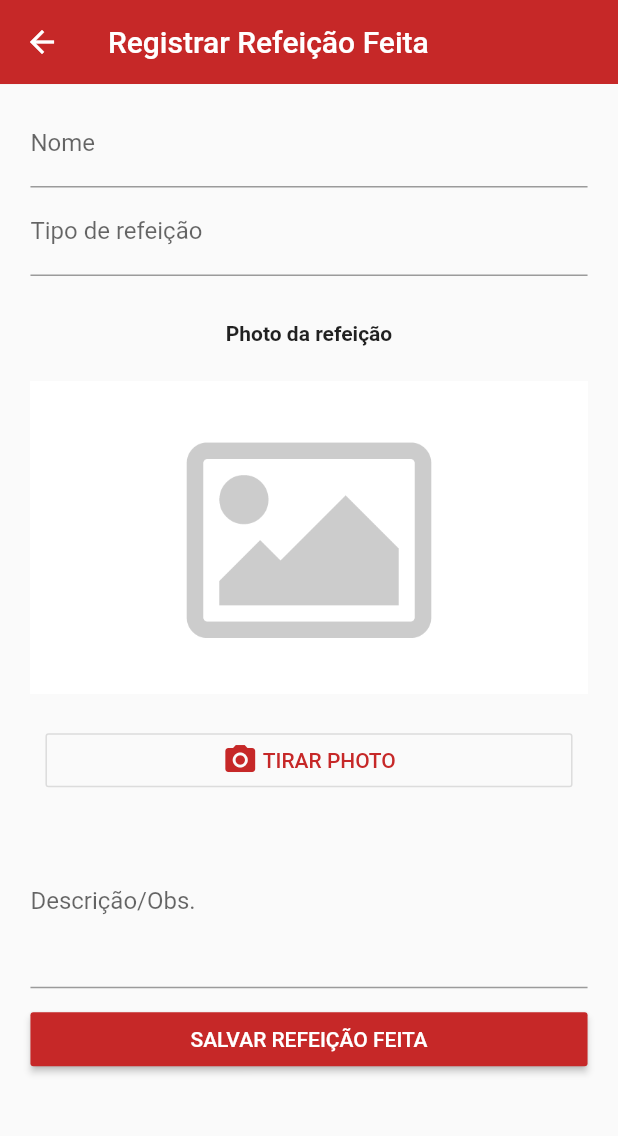
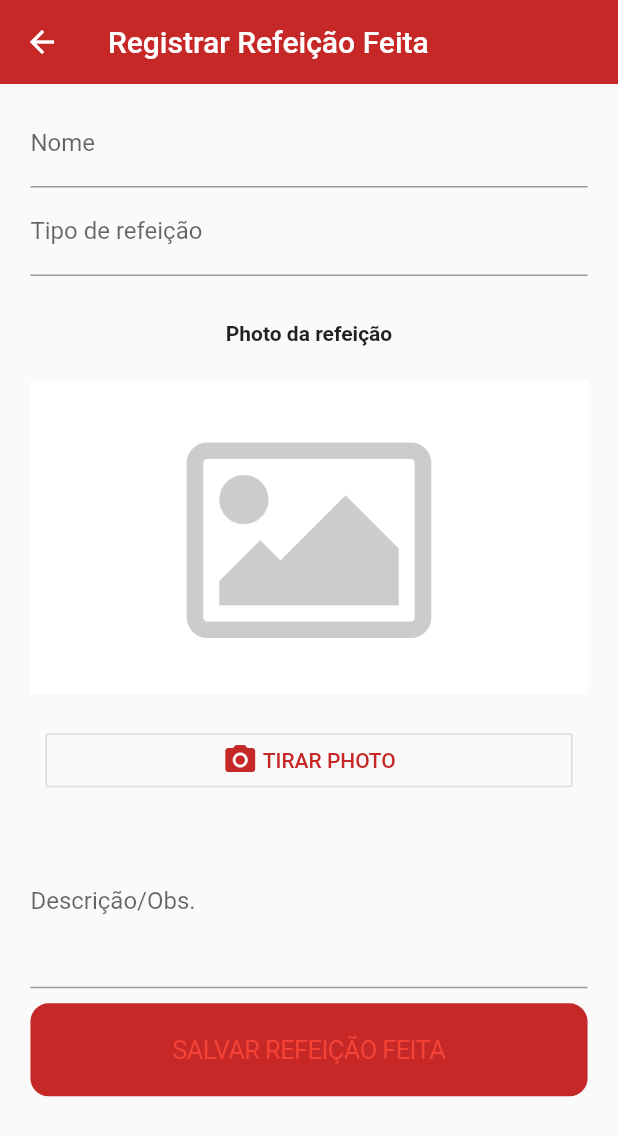
Before and after one commit to fabioranieri/my_meals_flutter_app, a Flutter app: the screen it shows after launch, tab 2 chosen, after a tap on the "add" icon, on a phone screen of 412 x 824 dp. Shown: the top 1136 px of the screen. Run offline on Flutter 3.47's test engine with Material 2 defaults, Android fonts, the phone set to English and light mode, and no system bars; our stand-ins replace camera; missing offline and left inert: better_uuid; network calls fail; Roboto replaces fonts that are missing (Montserrat).

Commit message:
Implemented loading, inputText and button using Cupertino iOS Style

```diff
--- /dev/null
+++ b/lib/common_widget/custom_button.dart
@@ -0,0 +1,32 @@
+import '../main.dart';
+import 'package:flutter/cupertino.dart';
+import 'package:flutter/material.dart';
+
+class CustomButton extends StatelessWidget {
+  const CustomButton({
+    this.child,
+    this.onPressed,
+    Key key,
+  }) : super(key: key);
+
+  final Widget child;
+  final VoidCallback onPressed;
+
+  @override
+  Widget build(BuildContext context) {
+    if (!isIOS) {
+      return CupertinoButton(
+        child: child,
+        onPressed: onPressed,
+        color: Theme.of(context).primaryColor,
+      );
+    } else {
+      return RaisedButton(
+        color: Theme.of(context).primaryColor,
+        textColor: Colors.white,
+        child: child,
+        onPressed: onPressed,
+      );
+    }
+  }
+}
--- a/lib/shared_state/loading.dart
+++ b/lib/common_widget/loading.dart
@@ -1,8 +1,16 @@
+import 'package:flutter/cupertino.dart';
 import 'package:flutter/material.dart';
+import '../main.dart';
 
 class Loading extends StatelessWidget {
   @override
   Widget build(BuildContext context) {
+    if (!isIOS) {
+      return Center(
+          key: ValueKey('loadingIndicator'),
+          child: CupertinoActivityIndicator()
+      );
+    }
     return Center(
         key: ValueKey('loadingIndicator'),
         child: CircularProgressIndicator()
--- a/lib/main.dart
+++ b/lib/main.dart
@@ -6,6 +6,11 @@ import 'package:my_meals_flutter_app/screen/tab_bar.dart';
 import 'package:my_meals_flutter_app/screen/take_picture_screen.dart';
 import 'package:my_meals_flutter_app/shared_state/meal_list.dart';
 import 'package:my_meals_flutter_app/shared_state/my_meal_list.dart';
+import 'package:flutter/foundation.dart' as foundation;
+
+import 'common_widget/custom_app.dart';
+
+bool get isIOS => foundation.defaultTargetPlatform == TargetPlatform.iOS;
 
 void main() {
   runApp(
--- a/lib/screen/meal_details_screen/meal_details_save_form.dart
+++ b/lib/screen/meal_details_screen/meal_details_save_form.dart
@@ -1,8 +1,12 @@
+import 'package:flutter/cupertino.dart';
 import 'package:flutter/material.dart';
+import 'package:my_meals_flutter_app/common_widget/custom_button.dart';
 import 'package:my_meals_flutter_app/model/meal.dart';
 import 'package:my_meals_flutter_app/screen/take_picture_screen.dart';
 import 'package:camera/camera.dart';
 import 'package:my_meals_flutter_app/common_widget/meal_photo.dart';
+
+import '../../main.dart';
 
 class MealDetailsSaveForm extends StatelessWidget {
   final Meal meal;
@@ -62,11 +66,16 @@ class MealDetailsSaveForm extends StatelessWidget {
 
   Widget _buildDescriptionTextField() {
     return Container(
-      child: TextFormField(
+      child: isIOS ?
+      CupertinoTextField(
+        placeholder: 'Descrição/Obs.',
+        maxLines: 4,
+        onSubmitted: (String value) { _formData.description = value;},
+      ) : TextFormField(
         //focusNode: _descriptionFocusNode,
         decoration: InputDecoration(
-            labelText: 'Descrição/Obs.',
-            // icon: Icon(Icons.description)
+          labelText: 'Descrição/Obs.',
+          // icon: Icon(Icons.description)
         ),
         initialValue: meal == null ? '' : meal.description,
         maxLines: 4,
@@ -130,6 +139,17 @@ class MealDetailsSaveForm extends StatelessWidget {
     setMealPhoto(result);
   }
 
+  Widget _saveButton(BuildContext context) {
+    return CustomButton(
+      child: Container(
+        color: Theme.of(context).primaryColor,
+        padding: EdgeInsets.all(5.0),
+        child: Text('SALVAR REFEIÇÃO FEITA'),
+      ),
+      onPressed: _submitForm,
+    );
+  }
+
   void _submitForm() {
 
     if (!_formKey.currentState.validate()) {
@@ -165,16 +185,7 @@ class MealDetailsSaveForm extends StatelessWidget {
               SizedBox(
                 height: 10.0,
               ),
-              RaisedButton(
-                color: Theme.of(context).primaryColor,
-                child: Container(
-                  color: Theme.of(context).primaryColor,
-                  padding: EdgeInsets.all(5.0),
-                  child: Text('SALVAR REFEIÇÃO FEITA'),
-                ),
-                textColor: Colors.white,
-                onPressed: _submitForm,
-              )
+              _saveButton(context),
             ],
           ),
         ),
--- a/lib/screen/meal_screen/meal_screen.dart
+++ b/lib/screen/meal_screen/meal_screen.dart
@@ -3,9 +3,11 @@ import 'package:my_meals_flutter_app/screen/meal_details_screen/meal_details_scr
 import 'package:my_meals_flutter_app/screen/meal_screen/meal_card_list_item.dart';
 import 'package:my_meals_flutter_app/model/meal.dart';
 import 'package:my_meals_flutter_app/service/meal_service.dart';
-import 'package:my_meals_flutter_app/shared_state/Loading.dart';
+import 'package:my_meals_flutter_app/common_widget/loading.dart';
 import 'package:my_meals_flutter_app/shared_state/meal_list.dart';
 import 'package:provider/provider.dart';
+
+import '../../main.dart';
 
 class MealScreen extends StatefulWidget {
 
@@ -31,14 +33,11 @@ class _MealScreenState extends State<MealScreen> {
   }
 
   void fetchAllMeal() {
-    mealService.fetchAll()
-        .then((onValue) {
-      print("fetchAllMeal: $onValue");
+    mealService.fetchAll().then((onValue) {
       setState(() {
         _items = onValue;
       });
-    })
-        .catchError((onError) {
+    }).catchError((onError) {
       print("catchError: $onError");
     });
   }
@@ -55,13 +54,23 @@ class _MealScreenState extends State<MealScreen> {
   Widget build(BuildContext context) {
     return Consumer<MealList>(
         builder: (context, _meallist, child) {
+          if (isIOS) {
+            return Scaffold(
+              body: _items.length == 0
+                  ? Loading()
+                  : MealCardListItem(_items, _updateDetails),
+              //TODO replace to use Statte manager
+              // body: MealCardListItem(_meallist.meallist, _updateDetails),
+            );
+          }
           return Scaffold(
             body: _items.length == 0
                 ? Loading()
                 : MealCardListItem(_items, _updateDetails),
             //TODO replace to use Statte manager
             // body: MealCardListItem(_meallist.meallist, _updateDetails),
-          );}
+          );
+        }
     );
   }
 }
--- a/lib/screen/tab_bar.dart
+++ b/lib/screen/tab_bar.dart
@@ -11,7 +11,6 @@ class TabBarDefault extends StatelessWidget {
 
   @override
   Widget build(BuildContext context) {
-
     return new DefaultTabController(
       length: 2,
       child: Scaffold(
```
Also changed, not shown: lib/common_widget/custom_app.dart (added, +54 -0 lines), lib/common_widget/screen_scaffold.dart (added, +37 -0 lines).
